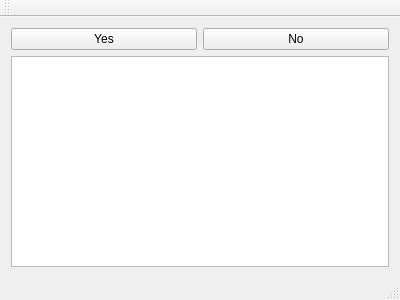
Before: the Qt Designer form TestWidgetApp/testmainwindow.ui in tfgui2/QtTestProject, drawn with Qt 5.
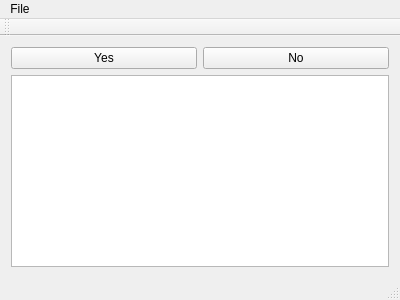
After: the same form once the commit is applied.

Patch:
```diff
--- a/TestWidgetApp/testmainwindow.ui
+++ b/TestWidgetApp/testmainwindow.ui
@@ -51,6 +51,14 @@
      <height>26</height>
     </rect>
    </property>
+   <widget class="QMenu" name="menuFile">
+    <property name="title">
+     <string>File</string>
+    </property>
+    <addaction name="actionOpen"/>
+    <addaction name="actionSave"/>
+   </widget>
+   <addaction name="menuFile"/>
   </widget>
   <widget class="QToolBar" name="mainToolBar">
    <attribute name="toolBarArea">
```
Left out of the diff: 10 changed lines with no effect on the pictures.
